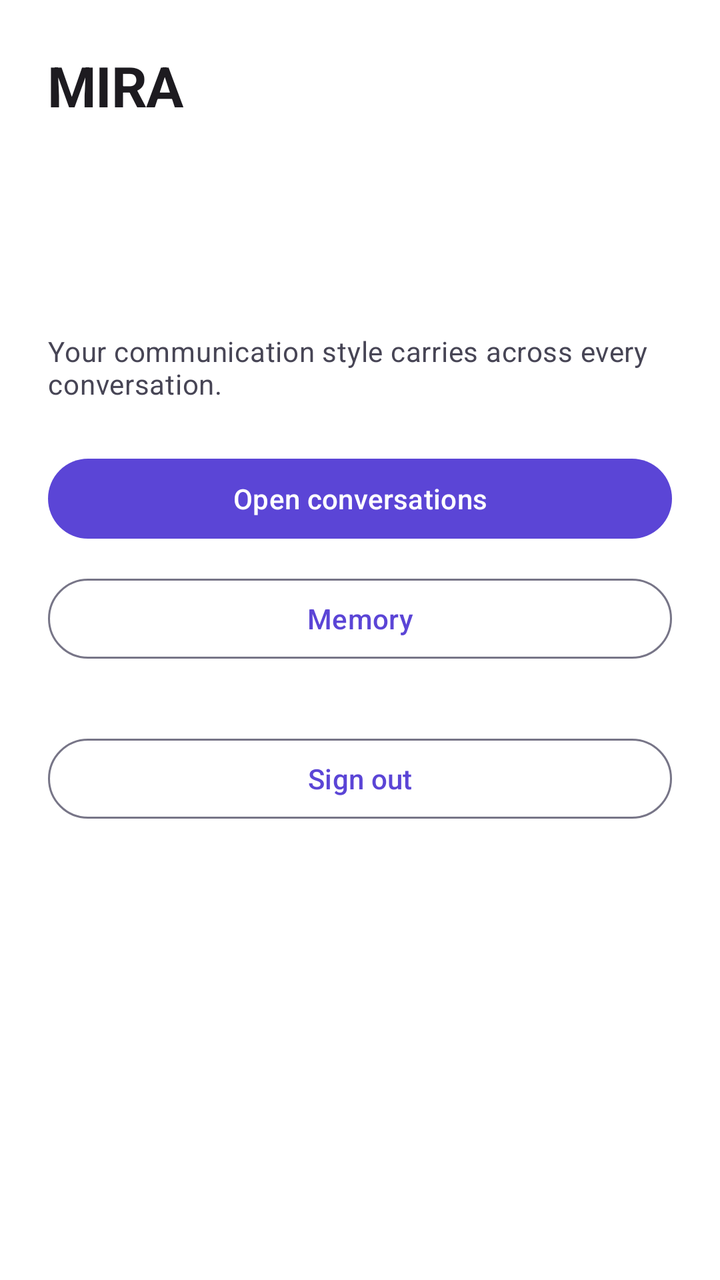
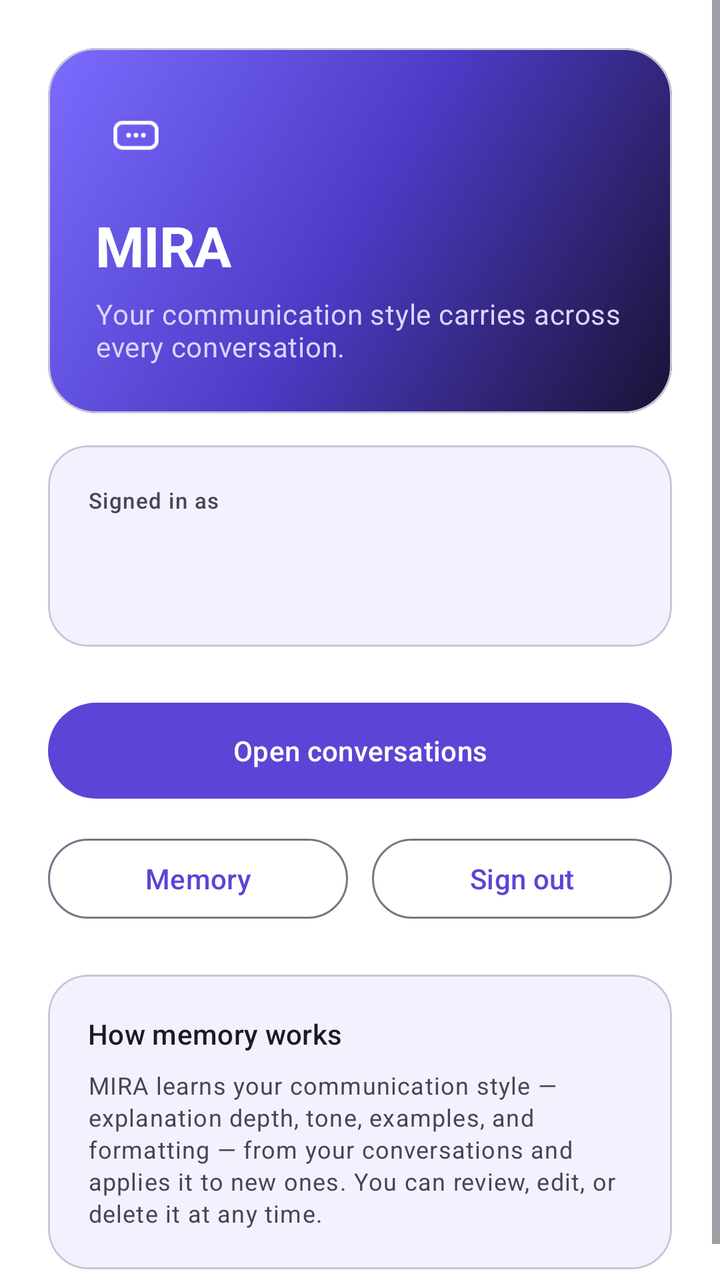

Two renders of the same Android screen: before a commit and after it. Below are the layout's source before the change and the commit's diff.
<!-- AndroidManifest.xml: application theme Theme.MIRA -->
<!-- res/layout/activity_main.xml -->
<?xml version="1.0" encoding="utf-8"?>
<LinearLayout xmlns:android="http://schemas.android.com/apk/res/android"
    android:layout_width="match_parent"
    android:layout_height="match_parent"
    android:background="?attr/colorSurface"
    android:orientation="vertical"
    android:padding="24dp">

    <TextView
        android:layout_width="wrap_content"
        android:layout_height="wrap_content"
        android:text="@string/app_name"
        android:textAppearance="?attr/textAppearanceHeadlineMedium" />

    <TextView
        android:id="@+id/emailText"
        android:layout_width="match_parent"
        android:layout_height="wrap_content"
        android:layout_marginTop="24dp"
        android:textAppearance="?attr/textAppearanceTitleMedium" />

    <TextView
        android:id="@+id/statusText"
        android:layout_width="match_parent"
        android:layout_height="wrap_content"
        android:layout_marginTop="8dp"
        android:textAppearance="?attr/textAppearanceBodyMedium"
        android:textColor="?attr/colorOnSurfaceVariant" />

    <TextView
        android:layout_width="match_parent"
        android:layout_height="wrap_content"
        android:layout_marginTop="32dp"
        android:text="@string/home_tagline"
        android:textAppearance="?attr/textAppearanceBodyMedium"
        android:textColor="?attr/colorOnSurfaceVariant" />

    <com.google.android.material.button.MaterialButton
        android:id="@+id/conversationsButton"
        android:layout_width="match_parent"
        android:layout_height="wrap_content"
        android:layout_marginTop="24dp"
        android:text="@string/open_conversations" />

    <com.google.android.material.button.MaterialButton
        android:id="@+id/memoryButton"
        style="@style/Widget.Material3.Button.OutlinedButton"
        android:layout_width="match_parent"
        android:layout_height="wrap_content"
        android:layout_marginTop="12dp"
        android:text="@string/open_memory" />

    <com.google.android.material.button.MaterialButton
        android:id="@+id/logoutButton"
        style="@style/Widget.Material3.Button.OutlinedButton"
        android:layout_width="match_parent"
        android:layout_height="wrap_content"
        android:layout_marginTop="32dp"
        android:text="@string/logout" />
</LinearLayout>
<!-- resources referenced by this layout -->
<resources>
  <string name="app_name">MIRA</string>
  <string name="home_tagline">Your communication style carries across every conversation.</string>
  <string name="logout">Sign out</string>
  <string name="open_conversations">Open conversations</string>
  <string name="open_memory">Memory</string>
  <style name="Theme.MIRA" parent="Base.Theme.MIRA" />
  <color name="brand_primary">#5B45D6</color>
  <color name="brand_on_primary">#FFFFFF</color>
  <color name="brand_primary_container">#E5DEFF</color>
  <color name="brand_on_primary_container">#190066</color>
  <color name="brand_secondary">#0F766E</color>
  <color name="brand_on_secondary">#FFFFFF</color>
  <color name="brand_secondary_container">#CCFBF1</color>
  <color name="brand_on_secondary_container">#042F2E</color>
  <color name="brand_tertiary">#8A5A00</color>
  <color name="brand_on_tertiary">#FFFFFF</color>
  <color name="brand_tertiary_container">#FFDEA6</color>
  <color name="brand_on_tertiary_container">#2B1700</color>
  <color name="brand_bg">#FBFAFF</color>
  <color name="brand_ink">#1B1B21</color>
  <color name="brand_surface">#FFFFFF</color>
  <color name="brand_surface_variant">#EDEBFA</color>
  <color name="brand_ink_muted">#474555</color>
  <color name="brand_soft_surface">#F4F1FF</color>
  <color name="brand_soft_surface_high">#EAE5FA</color>
  <color name="brand_outline">#777587</color>
  <color name="brand_outline_variant">#C9C5D6</color>
  <color name="brand_error">#BA1A1A</color>
  <color name="brand_on_error">#FFFFFF</color>
  <color name="brand_error_container">#FFDAD6</color>
  <color name="brand_on_error_container">#410002</color>
  <style name="TextAppearance.Mira.TitleMedium" parent="TextAppearance.Material3.TitleMedium">
          <item name="android:letterSpacing">-0.01</item>
      </style>
  <style name="TextAppearance.Mira.HeadlineSmall" parent="TextAppearance.Material3.HeadlineSmall">
          <item name="android:letterSpacing">-0.015</item>
          <item name="android:textStyle">bold</item>
      </style>
  <!-- unchanged entries left out for length: 2 -->
</resources>

<!-- the commit's change to res/layout/activity_main.xml (unified diff, before → after) -->
@@ -1,60 +1,157 @@
 <?xml version="1.0" encoding="utf-8"?>
-<LinearLayout xmlns:android="http://schemas.android.com/apk/res/android"
+<ScrollView xmlns:android="http://schemas.android.com/apk/res/android"
+    xmlns:app="http://schemas.android.com/apk/res-auto"
     android:layout_width="match_parent"
     android:layout_height="match_parent"
     android:background="?attr/colorSurface"
-    android:orientation="vertical"
-    android:padding="24dp">
+    android:fillViewport="true">
 
-    <TextView
-        android:layout_width="wrap_content"
-        android:layout_height="wrap_content"
-        android:text="@string/app_name"
-        android:textAppearance="?attr/textAppearanceHeadlineMedium" />
-
-    <TextView
-        android:id="@+id/emailText"
+    <LinearLayout
         android:layout_width="match_parent"
         android:layout_height="wrap_content"
-        android:layout_marginTop="24dp"
-        android:textAppearance="?attr/textAppearanceTitleMedium" />
+        android:orientation="vertical"
+        android:padding="24dp">
 
-    <TextView
-        android:id="@+id/statusText"
-        android:layout_width="match_parent"
-        android:layout_height="wrap_content"
-        android:layout_marginTop="8dp"
-        android:textAppearance="?attr/textAppearanceBodyMedium"
-        android:textColor="?attr/colorOnSurfaceVariant" />
+        
+        <com.google.android.material.card.MaterialCardView
+            android:layout_width="match_parent"
+            android:layout_height="wrap_content"
+            app:cardBackgroundColor="@android:color/transparent"
+            app:cardCornerRadius="24dp"
+            app:cardElevation="0dp">
 
-    <TextView
-        android:layout_width="match_parent"
-        android:layout_height="wrap_content"
-        android:layout_marginTop="32dp"
-        android:text="@string/home_tagline"
-        android:textAppearance="?attr/textAppearanceBodyMedium"
-        android:textColor="?attr/colorOnSurfaceVariant" />
+            <LinearLayout
+                android:layout_width="match_parent"
+                android:layout_height="wrap_content"
+                android:background="@drawable/bg_hero"
+                android:orientation="vertical"
+                android:padding="24dp">
 
-    <com.google.android.material.button.MaterialButton
-        android:id="@+id/conversationsButton"
-        android:layout_width="match_parent"
-        android:layout_height="wrap_content"
-        android:layout_marginTop="24dp"
-        android:text="@string/open_conversations" />
+                <ImageView
+                    android:layout_width="40dp"
+                    android:layout_height="40dp"
+                    android:contentDescription="@string/app_name"
+                    android:src="@drawable/ic_launcher_foreground"
+                    app:tint="@color/brand_hero_text" />
 
-    <com.google.android.material.button.MaterialButton
-        android:id="@+id/memoryButton"
-        style="@style/Widget.Material3.Button.OutlinedButton"
-        android:layout_width="match_parent"
-        android:layout_height="wrap_content"
-        android:layout_marginTop="12dp"
-        android:text="@string/open_memory" />
+                <TextView
+                    android:layout_width="wrap_content"
+                    android:layout_height="wrap_content"
+                    android:layout_marginTop="16dp"
+                    android:text="@string/app_name"
+                    android:textAppearance="?attr/textAppearanceHeadlineMedium"
+                    android:textColor="@color/brand_hero_text" />
 
-    <com.google.android.material.button.MaterialButton
-        android:id="@+id/logoutButton"
-        style="@style/Widget.Material3.Button.OutlinedButton"
-        android:layout_width="match_parent"
-        android:layout_height="wrap_content"
-        android:layout_marginTop="32dp"
-        android:text="@string/logout" />
-</LinearLayout>
+                <TextView
+                    android:layout_width="match_parent"
+                    android:layout_height="wrap_content"
+                    android:layout_marginTop="6dp"
+                    android:text="@string/home_tagline"
+                    android:textAppearance="?attr/textAppearanceBodyMedium"
+                    android:textColor="@color/brand_hero_text_muted" />
+            </LinearLayout>
+        </com.google.android.material.card.MaterialCardView>
+
+        
+        <com.google.android.material.card.MaterialCardView
+            android:layout_width="match_parent"
+            android:layout_height="wrap_content"
+            android:layout_marginTop="16dp"
+            app:cardBackgroundColor="?attr/colorSurfaceContainer"
+            app:cardCornerRadius="20dp"
+            app:cardElevation="0dp">
+
+            <LinearLayout
+                android:layout_width="match_parent"
+                android:layout_height="wrap_content"
+                android:orientation="vertical"
+                android:padding="20dp">
+
+                <TextView
+                    android:layout_width="match_parent"
+                    android:layout_height="wrap_content"
+                    android:text="@string/session_label"
+                    android:textAppearance="?attr/textAppearanceLabelSmall"
+                    android:textColor="?attr/colorOnSurfaceVariant" />
+
+                <TextView
+                    android:id="@+id/emailText"
+                    android:layout_width="match_parent"
+                    android:layout_height="wrap_content"
+                    android:layout_marginTop="2dp"
+                    android:textAppearance="?attr/textAppearanceTitleMedium" />
+
+                <TextView
+                    android:id="@+id/statusText"
+                    android:layout_width="match_parent"
+                    android:layout_height="wrap_content"
+                    android:layout_marginTop="6dp"
+                    android:textAppearance="?attr/textAppearanceBodySmall"
+                    android:textColor="?attr/colorOnSurfaceVariant" />
+            </LinearLayout>
+        </com.google.android.material.card.MaterialCardView>
+
+        <com.google.android.material.button.MaterialButton
+            android:id="@+id/conversationsButton"
+            android:layout_width="match_parent"
+            android:layout_height="56dp"
+            android:layout_marginTop="24dp"
+            android:text="@string/open_conversations" />
+
+        <LinearLayout
+            android:layout_width="match_parent"
+            android:layout_height="wrap_content"
+            android:layout_marginTop="12dp"
+            android:orientation="horizontal">
+
+            <com.google.android.material.button.MaterialButton
+                android:id="@+id/memoryButton"
+                style="@style/Widget.Material3.Button.OutlinedButton"
+                android:layout_width="0dp"
+                android:layout_height="wrap_content"
+                android:layout_marginEnd="6dp"
+                android:layout_weight="1"
+                android:text="@string/open_memory" />
+
+            <com.google.android.material.button.MaterialButton
+                android:id="@+id/logoutButton"
+                style="@style/Widget.Material3.Button.OutlinedButton"
+                android:layout_width="0dp"
+                android:layout_height="wrap_content"
+                android:layout_marginStart="6dp"
+                android:layout_weight="1"
+                android:text="@string/logout" />
+        </LinearLayout>
+
+        <com.google.android.material.card.MaterialCardView
+            android:layout_width="match_parent"
+            android:layout_height="wrap_content"
+            android:layout_marginTop="24dp"
+            app:cardBackgroundColor="?attr/colorSurfaceContainerLow"
+            app:cardCornerRadius="20dp"
+            app:cardElevation="0dp">
+
+            <LinearLayout
+                android:layout_width="match_parent"
+                android:layout_height="wrap_content"
+                android:orientation="vertical"
+                android:padding="20dp">
+
+                <TextView
+                    android:layout_width="match_parent"
+                    android:layout_height="wrap_content"
+                    android:text="@string/home_explainer_title"
+                    android:textAppearance="?attr/textAppearanceTitleSmall" />
+
+                <TextView
+                    android:layout_width="match_parent"
+                    android:layout_height="wrap_content"
+                    android:layout_marginTop="8dp"
+                    android:lineSpacingExtra="2dp"
+                    android:text="@string/home_explainer_body"
+                    android:textAppearance="?attr/textAppearanceBodySmall"
+                    android:textColor="?attr/colorOnSurfaceVariant" />
+            </LinearLayout>
+        </com.google.android.material.card.MaterialCardView>
+    </LinearLayout>
+</ScrollView>
<!-- resource entries referenced after the edit -->
@@ -1,10 +1,57 @@
 <!-- resources referenced by this layout -->
 <resources>
+  <color name="brand_hero_text">#FFFFFF</color>
+  <color name="brand_hero_text_muted">#DCD4FF</color>
+  <!-- drawable bg_hero (drawable) -->
+  <?xml version="1.0" encoding="utf-8"?>
+  <shape xmlns:android="http://schemas.android.com/apk/res/android"
+      android:shape="rectangle">
+      <corners android:radius="24dp" />
+      <gradient
+          android:angle="315"
+          android:centerColor="#4B3BC4"
+          android:endColor="#191233"
+          android:startColor="#7C6CFF"
+          android:type="linear" />
+  </shape>
+  <!-- drawable ic_launcher_foreground (drawable) -->
+  <?xml version="1.0" encoding="utf-8"?>
+  <vector xmlns:android="http://schemas.android.com/apk/res/android"
+      android:width="108dp"
+      android:height="108dp"
+      android:viewportWidth="108"
+      android:viewportHeight="108">
+  
+      
+  
+      
+      <path
+          android:fillColor="#00000000"
+          android:pathData="M36,36 H72 A10,10 0 0 1 82,46 V60 A10,10 0 0 1 72,70 H36 A10,10 0 0 1 26,60 V46 A10,10 0 0 1 36,36 Z"
+          android:strokeColor="#FFFFFFFF"
+          android:strokeWidth="5"
+          android:strokeLineCap="round"
+          android:strokeLineJoin="round" />
+  
+      
+      <path
+          android:fillColor="#FFFFFFFF"
+          android:pathData="M44,53 m-3.2,0 a3.2,3.2 0 1 0 6.4,0 a3.2,3.2 0 1 0 -6.4,0 Z" />
+      <path
+          android:fillColor="#FFFFFFFF"
+          android:pathData="M54,53 m-3.2,0 a3.2,3.2 0 1 0 6.4,0 a3.2,3.2 0 1 0 -6.4,0 Z" />
+      <path
+          android:fillColor="#FFFFFFFF"
+          android:pathData="M64,53 m-3.2,0 a3.2,3.2 0 1 0 6.4,0 a3.2,3.2 0 1 0 -6.4,0 Z" />
+  </vector>
   <string name="app_name">MIRA</string>
+  <string name="home_explainer_body">MIRA learns your communication style — explanation depth, tone, examples, and formatting — from your conversations and applies it to new ones. You can review, edit, or delete it at any time.</string>
+  <string name="home_explainer_title">How memory works</string>
   <string name="home_tagline">Your communication style carries across every conversation.</string>
   <string name="logout">Sign out</string>
   <string name="open_conversations">Open conversations</string>
   <string name="open_memory">Memory</string>
+  <string name="session_label">Signed in as</string>
   <style name="Theme.MIRA" parent="Base.Theme.MIRA" />
   <color name="brand_primary">#5B45D6</color>
   <color name="brand_on_primary">#FFFFFF</color>
